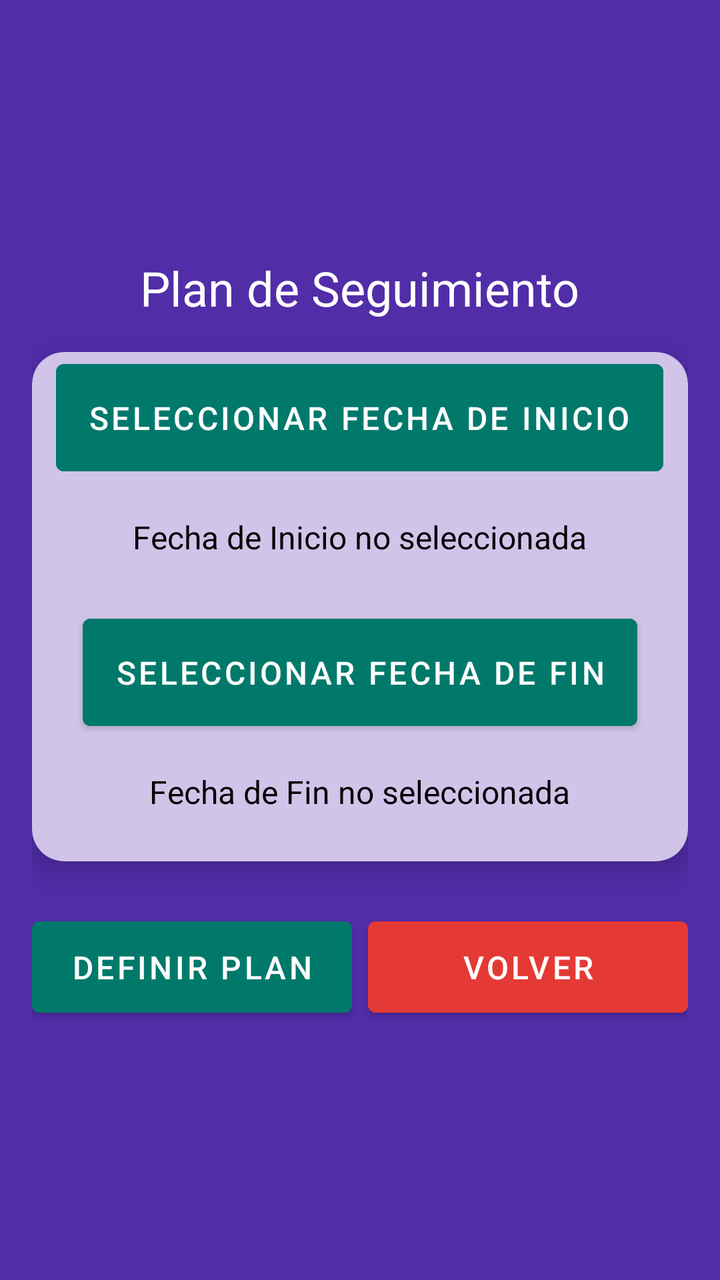
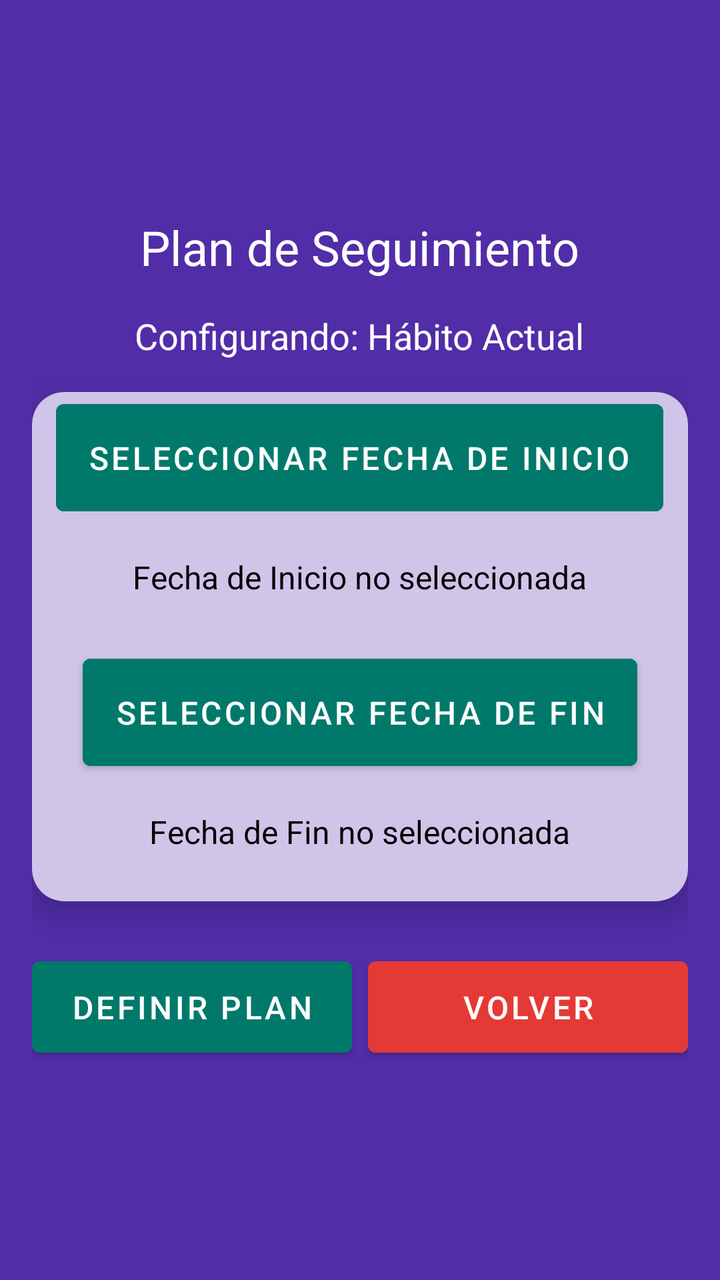

Before-and-after screenshots of an Android layout around one commit, followed by the original layout XML and the change that was made.
<!-- AndroidManifest.xml: application theme Theme.MalosH -->
<!-- res/layout/fragment_plan_de_seguimiento.xml -->
<?xml version="1.0" encoding="utf-8"?>
<LinearLayout xmlns:android="http://schemas.android.com/apk/res/android"
    xmlns:app="http://schemas.android.com/apk/res-auto"
    android:layout_width="match_parent"
    android:layout_height="match_parent"
    android:orientation="vertical"
    android:gravity="center"
    android:padding="16dp"
    android:background="@color/purple_dark">

    
    <TextView
        android:id="@+id/labelTituloPlan"
        android:layout_width="wrap_content"
        android:layout_height="wrap_content"
        android:text="Plan de Seguimiento"
        android:textColor="@android:color/white"
        android:textSize="24sp"
        android:layout_marginBottom="16dp" />

    
    <androidx.cardview.widget.CardView
        android:layout_width="match_parent"
        android:layout_height="wrap_content"
        app:cardCornerRadius="16dp"
        app:cardElevation="8dp"
        android:layout_marginBottom="24dp"
        android:padding="24dp"
        android:backgroundTint="@color/purple_light">

        <LinearLayout
            android:layout_width="match_parent"
            android:layout_height="wrap_content"
            android:orientation="vertical"
            android:gravity="center">

            
            <Button
                android:id="@+id/fechaInicioButton"
                android:layout_width="wrap_content"
                android:layout_height="wrap_content"
                android:text="Seleccionar Fecha de Inicio"
                android:textColor="@color/white"
                android:backgroundTint="@color/teal_dark"
                android:padding="16dp"
                android:layout_marginBottom="16dp"
                android:textSize="16sp"
                android:elevation="4dp"/>

            
            <TextView
                android:id="@+id/fechaInicioTextView"
                android:layout_width="wrap_content"
                android:layout_height="wrap_content"
                android:text="Fecha de Inicio no seleccionada"
                android:textColor="@color/black"
                android:textSize="16sp"
                android:layout_marginBottom="24dp" />

            
            <Button
                android:id="@+id/fechaFinButton"
                android:layout_width="wrap_content"
                android:layout_height="wrap_content"
                android:text="Seleccionar Fecha de Fin"
                android:textColor="@color/white"
                android:backgroundTint="@color/teal_dark"
                android:padding="16dp"
                android:layout_marginBottom="16dp"
                android:textSize="16sp"
                android:elevation="4dp" />

            
            <TextView
                android:id="@+id/fechaFinTextView"
                android:layout_width="wrap_content"
                android:layout_height="wrap_content"
                android:text="Fecha de Fin no seleccionada"
                android:textColor="@color/black"
                android:textSize="16sp"
                android:layout_marginBottom="24dp" />

        </LinearLayout>
    </androidx.cardview.widget.CardView>

    
    <LinearLayout
        android:layout_width="match_parent"
        android:layout_height="wrap_content"
        android:orientation="horizontal"
        android:gravity="center">

        
        <Button
            android:id="@+id/definirButton"
            android:layout_width="0dp"
            android:layout_height="wrap_content"
            android:layout_weight="1"
            android:text="Definir Plan"
            android:textColor="@android:color/white"
            android:backgroundTint="@color/teal_dark"
            android:padding="12dp"
            android:layout_marginEnd="8dp"
            android:elevation="4dp"
            android:textSize="16sp" />

        
        <Button
            android:id="@+id/volverButton"
            android:layout_width="0dp"
            android:layout_height="wrap_content"
            android:layout_weight="1"
            android:text="Volver"
            android:textColor="@android:color/white"
            android:backgroundTint="@color/red"
            android:padding="12dp"
            android:elevation="4dp"
            android:textSize="16sp" />
    </LinearLayout>

</LinearLayout>
<!-- resources referenced by this layout -->
<resources>
  <color name="black">#000000</color>
  <color name="purple_dark">#512DA8</color>
  <color name="purple_light">#D1C4E9</color>
  <color name="red">#E53935</color>
  <color name="teal_dark">#00796B</color>
  <color name="white">#FFFFFF</color>
  <style name="Theme.MalosH" parent="Theme.MaterialComponents.DayNight.NoActionBar">
          
          <item name="colorPrimary">@color/purple</item>
          <item name="colorPrimaryDark">@color/purple</item>
          <item name="colorAccent">@color/teal_dark</item>
      </style>
  <color name="purple">#7E57C2</color>
</resources>

<!-- the commit's change to res/layout/fragment_plan_de_seguimiento.xml (unified diff, before → after) -->
@@ -16,6 +16,16 @@
         android:text="Plan de Seguimiento"
         android:textColor="@android:color/white"
         android:textSize="24sp"
+        android:layout_marginBottom="16dp" />
+
+    
+    <TextView
+        android:id="@+id/habitoActualTextView"
+        android:layout_width="wrap_content"
+        android:layout_height="wrap_content"
+        android:text="Configurando: Hábito Actual"
+        android:textColor="@android:color/white"
+        android:textSize="18sp"
         android:layout_marginBottom="16dp" />
 
     
@@ -104,6 +114,8 @@
             android:elevation="4dp"
             android:textSize="16sp" />
 
+
+
         
         <Button
             android:id="@+id/volverButton"
